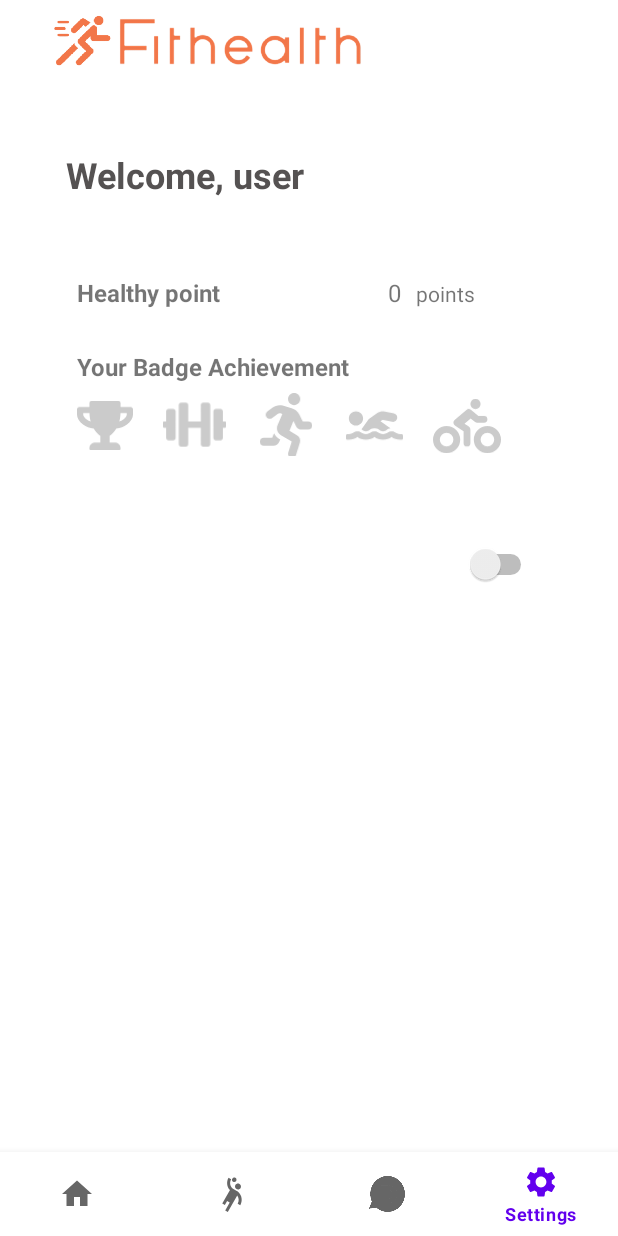
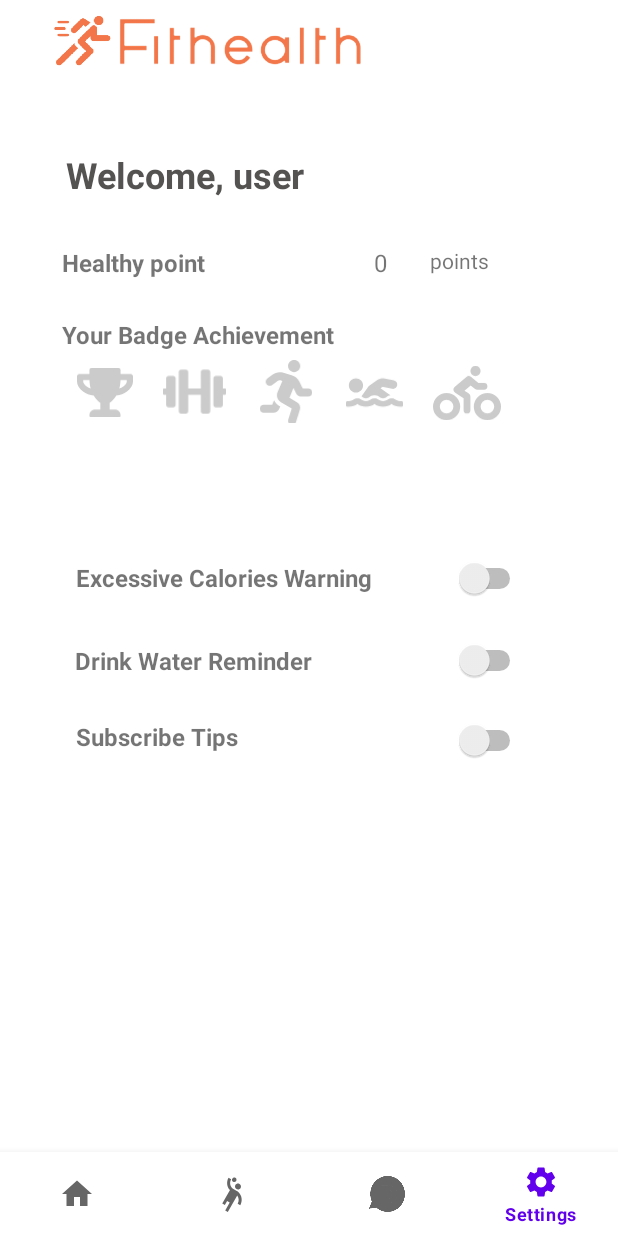
Before and after one commit to FitHealthTeam/FitHealth, an Android app: the SettingsFragment screen opened through its navigation route, on a phone screen of 412 x 824 dp. Run offline under Robolectric (Android 15) with nearby library versions, the light colour scheme and no system bars; our stand-ins replace navigation-ui.

Commit message:
fix layout of setting

```diff
--- a/app/src/main/res/layout/settings_fragment.xml
+++ b/app/src/main/res/layout/settings_fragment.xml
@@ -21,16 +21,17 @@
         app:layout_constraintTop_toTopOf="parent" />
 
     <TextView
-        android:id="@+id/textView14"
+        android:id="@+id/textView17"
         android:layout_width="wrap_content"
         android:layout_height="wrap_content"
         android:layout_marginStart="41dp"
-        android:layout_marginTop="124dp"
-        android:layout_marginEnd="255dp"
-        android:text="Healthy point"
+        android:layout_marginTop="152dp"
+        android:layout_marginEnd="169dp"
+        android:text="Your Badge Achievement"
         android:textSize="16sp"
         android:textStyle="bold"
         app:layout_constraintEnd_toEndOf="parent"
+        app:layout_constraintHorizontal_bias="0.0"
         app:layout_constraintStart_toStartOf="parent"
         app:layout_constraintTop_toTopOf="parent" />
 
@@ -39,132 +40,19 @@
         android:layout_width="wrap_content"
         android:layout_height="wrap_content"
         android:layout_marginStart="249dp"
-        android:layout_marginTop="124dp"
+        android:layout_marginTop="104dp"
         android:layout_marginEnd="135dp"
         android:text="0"
         android:textSize="16sp"
         app:layout_constraintEnd_toEndOf="parent"
-        app:layout_constraintStart_toStartOf="parent"
-        app:layout_constraintTop_toTopOf="parent" />
-
-    <TextView
-        android:id="@+id/textView16"
-        android:layout_width="wrap_content"
-        android:layout_height="wrap_content"
-        android:layout_marginStart="268dp"
-        android:layout_marginTop="126dp"
-        android:layout_marginEnd="86dp"
-        android:text="points"
-        app:layout_constraintEnd_toEndOf="parent"
-        app:layout_constraintStart_toEndOf="@+id/healthpt"
-        app:layout_constraintStart_toStartOf="parent"
-        app:layout_constraintTop_toTopOf="parent" />
-
-    <TextView
-        android:id="@+id/textView17"
-        android:layout_width="wrap_content"
-        android:layout_height="wrap_content"
-        android:layout_marginStart="41dp"
-        android:layout_marginTop="173dp"
-        android:layout_marginEnd="169dp"
-        android:text="Your Badge Achievement"
-        android:textSize="16sp"
-        android:textStyle="bold"
-        app:layout_constraintEnd_toEndOf="parent"
-        app:layout_constraintStart_toStartOf="parent"
-        app:layout_constraintTop_toTopOf="parent" />
-
-    <androidx.constraintlayout.widget.Guideline
-        android:id="@+id/guideline2"
-        android:layout_width="wrap_content"
-        android:layout_height="wrap_content"
-        android:orientation="horizontal"
-        app:layout_constraintGuide_begin="300dp" />
-
-    <Switch
-        android:id="@+id/execess_calory_warn"
-        android:layout_width="wrap_content"
-        android:layout_height="wrap_content"
-        android:layout_marginEnd="54dp"
-        android:minWidth="48dp"
-        android:minHeight="48dp"
-        app:layout_constraintBottom_toBottomOf="parent"
-        app:layout_constraintEnd_toEndOf="parent"
-        app:layout_constraintTop_toTopOf="parent"
-        app:layout_constraintVertical_bias="0.442" />
-
-    <Switch
-        android:id="@+id/drinkwater_remind"
-        android:layout_width="wrap_content"
-        android:layout_height="wrap_content"
-        android:layout_marginTop="398dp"
-        android:layout_marginEnd="54dp"
-        android:layout_marginBottom="382dp"
-        android:minWidth="48dp"
-        android:minHeight="48dp"
-        app:layout_constraintBottom_toBottomOf="parent"
-        app:layout_constraintEnd_toEndOf="parent"
-        app:layout_constraintTop_toTopOf="parent" />
-
-    <Switch
-        android:id="@+id/tip_subscribe"
-        android:layout_width="wrap_content"
-        android:layout_height="wrap_content"
-        android:layout_marginTop="457dp"
-        android:layout_marginEnd="54dp"
-        android:layout_marginBottom="323dp"
-        android:minWidth="48dp"
-        android:minHeight="48dp"
-        app:layout_constraintBottom_toBottomOf="parent"
-        app:layout_constraintEnd_toEndOf="parent"
-        app:layout_constraintTop_toTopOf="parent" />
-
-    <TextView
-        android:id="@+id/textView18"
-        android:layout_width="wrap_content"
-        android:layout_height="wrap_content"
-        android:layout_marginStart="41dp"
-        android:layout_marginTop="351dp"
-        android:layout_marginBottom="435dp"
-        android:text="Excessive Calories Warning"
-        android:textSize="16sp"
-        android:textStyle="bold"
-        app:layout_constraintBottom_toBottomOf="parent"
-        app:layout_constraintStart_toStartOf="parent"
-        app:layout_constraintTop_toTopOf="parent" />
-
-    <TextView
-        android:id="@+id/textView19"
-        android:layout_width="wrap_content"
-        android:layout_height="wrap_content"
-        android:layout_marginStart="41dp"
-        android:layout_marginTop="404dp"
-        android:layout_marginBottom="382dp"
-        android:text="Drink Water Reminder"
-        android:textSize="16sp"
-        android:textStyle="bold"
-        app:layout_constraintBottom_toBottomOf="parent"
-        app:layout_constraintStart_toStartOf="parent"
-        app:layout_constraintTop_toTopOf="parent" />
-
-    <TextView
-        android:id="@+id/textView20"
-        android:layout_width="wrap_content"
-        android:layout_height="wrap_content"
-        android:layout_marginStart="41dp"
-        android:layout_marginTop="457dp"
-        android:layout_marginBottom="329dp"
-        android:text="Subscribe Tips"
-        android:textSize="16sp"
-        android:textStyle="bold"
-        app:layout_constraintBottom_toBottomOf="parent"
+        app:layout_constraintHorizontal_bias="0.0"
         app:layout_constraintStart_toStartOf="parent"
         app:layout_constraintTop_toTopOf="parent" />
 
     <LinearLayout
         android:layout_width="317dp"
         android:layout_height="42dp"
-        android:layout_marginTop="202dp"
+        android:layout_marginTop="180dp"
         android:orientation="horizontal"
         app:layout_constraintEnd_toEndOf="parent"
         app:layout_constraintHorizontal_bias="0.539"
@@ -195,7 +83,9 @@
             android:id="@+id/runer_badge"
             android:layout_width="40dp"
             android:layout_height="43dp"
-            android:src="@drawable/runner_badge" />
+            android:src="@drawable/runner_badge"
+            tools:layout_editor_absoluteX="160dp"
+            tools:layout_editor_absoluteY="182dp" />
 
         <Space
             android:layout_width="20dp"
@@ -218,4 +108,114 @@
             android:src="@drawable/biking_badge" />
     </LinearLayout>
 
+    <TextView
+        android:id="@+id/textView14"
+        android:layout_width="wrap_content"
+        android:layout_height="wrap_content"
+        android:layout_marginStart="41dp"
+        android:layout_marginTop="104dp"
+        android:layout_marginEnd="255dp"
+        android:text="Healthy point"
+        android:textSize="16sp"
+        android:textStyle="bold"
+        app:layout_constraintEnd_toEndOf="parent"
+        app:layout_constraintHorizontal_bias="0.0"
+        app:layout_constraintStart_toStartOf="parent"
+        app:layout_constraintTop_toTopOf="parent" />
+
+    <TextView
+        android:id="@+id/textView16"
+        android:layout_width="wrap_content"
+        android:layout_height="wrap_content"
+        android:layout_marginStart="268dp"
+        android:layout_marginTop="104dp"
+        android:layout_marginEnd="86dp"
+        android:text="points"
+        app:layout_constraintEnd_toEndOf="parent"
+        app:layout_constraintHorizontal_bias="1.0"
+        app:layout_constraintStart_toEndOf="@+id/healthpt"
+        app:layout_constraintStart_toStartOf="parent"
+        app:layout_constraintTop_toTopOf="parent" />
+
+    <TextView
+        android:id="@+id/textView20"
+        android:layout_width="wrap_content"
+        android:layout_height="wrap_content"
+        android:layout_marginStart="41dp"
+        android:layout_marginTop="420dp"
+        android:layout_marginEnd="244dp"
+        android:text="Subscribe Tips"
+        android:textSize="16sp"
+        android:textStyle="bold"
+        app:layout_constraintEnd_toEndOf="parent"
+        app:layout_constraintStart_toStartOf="parent"
+        app:layout_constraintTop_toTopOf="parent" />
+
+    <TextView
+        android:id="@+id/textView19"
+        android:layout_width="wrap_content"
+        android:layout_height="wrap_content"
+        android:layout_marginStart="40dp"
+        android:layout_marginTop="369dp"
+        android:layout_marginEnd="194dp"
+        android:text="Drink Water Reminder"
+        android:textSize="16sp"
+        android:textStyle="bold"
+        app:layout_constraintEnd_toEndOf="parent"
+        app:layout_constraintStart_toStartOf="parent"
+        app:layout_constraintTop_toTopOf="parent" />
+
+    <Switch
+        android:id="@+id/execess_calory_warn"
+        android:layout_width="wrap_content"
+        android:layout_height="wrap_content"
+        android:layout_marginStart="293dp"
+        android:layout_marginTop="301dp"
+        android:layout_marginEnd="52dp"
+        android:minWidth="48dp"
+        android:minHeight="48dp"
+        app:layout_constraintEnd_toEndOf="parent"
+        app:layout_constraintStart_toStartOf="parent"
+        app:layout_constraintTop_toTopOf="parent" />
+
+    <TextView
+        android:id="@+id/textView18"
+        android:layout_width="wrap_content"
+        android:layout_height="wrap_content"
+        android:layout_marginStart="40dp"
+        android:layout_marginTop="314dp"
+        android:layout_marginEnd="153dp"
+        android:text="Excessive Calories Warning"
+        android:textSize="16sp"
+        android:textStyle="bold"
+        app:layout_constraintEnd_toEndOf="parent"
+        app:layout_constraintStart_toStartOf="parent"
+        app:layout_constraintTop_toTopOf="parent" />
+
+    <Switch
+        android:id="@+id/tip_subscribe"
+        android:layout_width="wrap_content"
+        android:layout_height="wrap_content"
+        android:layout_marginStart="293dp"
+        android:layout_marginTop="409dp"
+        android:layout_marginEnd="52dp"
+        android:minWidth="48dp"
+        android:minHeight="48dp"
+        app:layout_constraintEnd_toEndOf="parent"
+        app:layout_constraintStart_toStartOf="parent"
+        app:layout_constraintTop_toTopOf="parent" />
+
+    <Switch
+        android:id="@+id/drinkwater_remind"
+        android:layout_width="wrap_content"
+        android:layout_height="wrap_content"
+        android:layout_marginStart="293dp"
+        android:layout_marginTop="356dp"
+        android:layout_marginEnd="52dp"
+        android:minWidth="48dp"
+        android:minHeight="48dp"
+        app:layout_constraintEnd_toEndOf="parent"
+        app:layout_constraintStart_toStartOf="parent"
+        app:layout_constraintTop_toTopOf="parent" />
+
 </androidx.constraintlayout.widget.ConstraintLayout>
```
